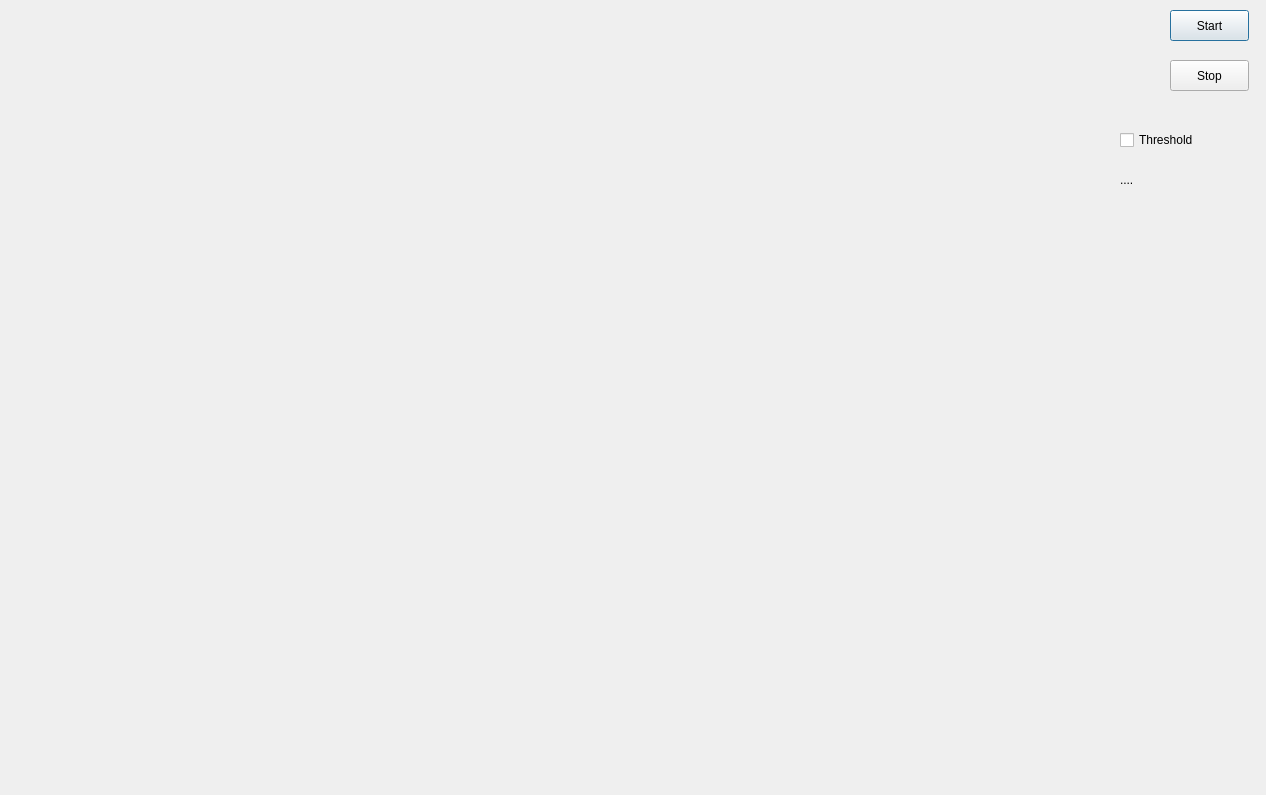
This is ksjsczapi_demo_ip/KSJSCZDemoMainWindow.ui in catchbest/ksjscz_demo as Qt 5 draws it before an edit. The edited form follows.
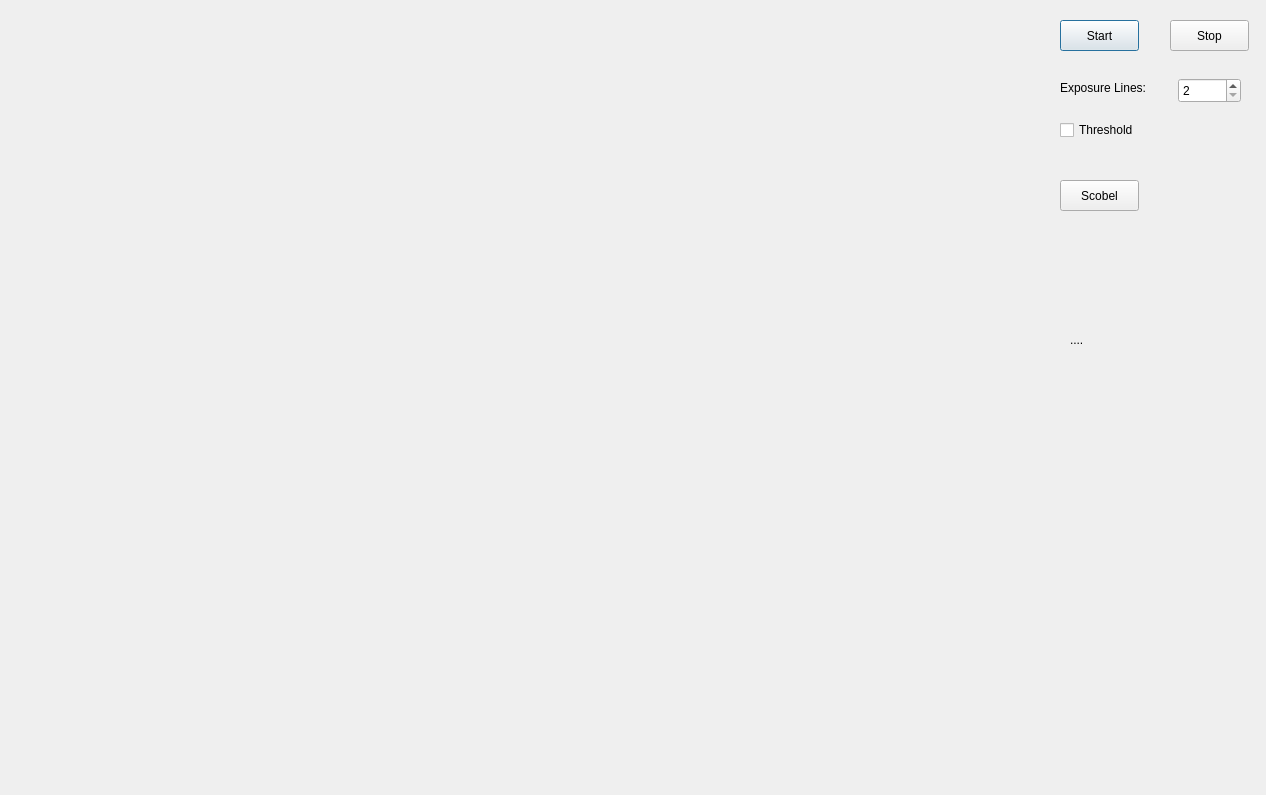
This is the edited form.

Commit message: add user vdma interfaces to  ksjscz.so and the demo_ip can demonstrate scobel operation

Diff of the .ui file:
```diff
--- a/ksjsczapi_demo_ip/KSJSCZDemoMainWindow.ui
+++ b/ksjsczapi_demo_ip/KSJSCZDemoMainWindow.ui
@@ -16,8 +16,8 @@
   <widget class="QPushButton" name="StartCapturePushButton">
    <property name="geometry">
     <rect>
-     <x>1170</x>
-     <y>10</y>
+     <x>1060</x>
+     <y>20</y>
      <width>79</width>
      <height>31</height>
     </rect>
@@ -30,7 +30,7 @@
    <property name="geometry">
     <rect>
      <x>1170</x>
-     <y>60</y>
+     <y>20</y>
      <width>79</width>
      <height>31</height>
     </rect>
@@ -42,8 +42,8 @@
   <widget class="QLabel" name="InfoLabel">
    <property name="geometry">
     <rect>
-     <x>1120</x>
-     <y>170</y>
+     <x>1070</x>
+     <y>330</y>
      <width>131</width>
      <height>20</height>
     </rect>
@@ -55,8 +55,8 @@
   <widget class="QCheckBox" name="ThresholdCheckBox">
    <property name="geometry">
     <rect>
-     <x>1120</x>
-     <y>130</y>
+     <x>1060</x>
+     <y>120</y>
      <width>91</width>
      <height>20</height>
     </rect>
@@ -65,6 +65,54 @@
     <string>Threshold</string>
    </property>
   </widget>
+  <widget class="QLabel" name="StaticText_4">
+   <property name="geometry">
+    <rect>
+     <x>1060</x>
+     <y>80</y>
+     <width>101</width>
+     <height>16</height>
+    </rect>
+   </property>
+   <property name="text">
+    <string>Exposure Lines:</string>
+   </property>
+  </widget>
+  <widget class="QSpinBox" name="ExpLinesSpinBox">
+   <property name="enabled">
+    <bool>true</bool>
+   </property>
+   <property name="geometry">
+    <rect>
+     <x>1178</x>
+     <y>78</y>
+     <width>63</width>
+     <height>25</height>
+    </rect>
+   </property>
+   <property name="readOnly">
+    <bool>false</bool>
+   </property>
+   <property name="minimum">
+    <number>2</number>
+   </property>
+   <property name="maximum">
+    <number>99999</number>
+   </property>
+  </widget>
+  <widget class="QPushButton" name="ScobelPushButton">
+   <property name="geometry">
+    <rect>
+     <x>1060</x>
+     <y>180</y>
+     <width>79</width>
+     <height>31</height>
+    </rect>
+   </property>
+   <property name="text">
+    <string>Scobel</string>
+   </property>
+  </widget>
  </widget>
  <resources/>
  <connections/>
```
The commit also changes 15 other files.
